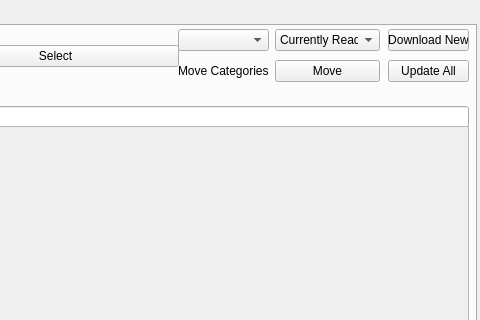
Qt form gui.ui (ynjason/personal-mangadex-list) before a commit; both pictures show x 324 to 804 and y 0 to 320 of the 804 by 626 pixel window.
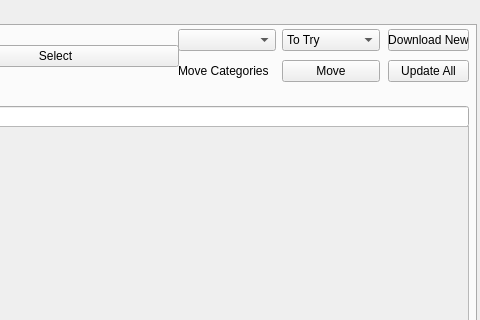
The same form after that commit. The open tabs and pages were chosen to show the change.

Commit message: done with buttons need to work on reader now

```diff
--- a/gui.ui
+++ b/gui.ui
@@ -114,7 +114,7 @@
          </property>
          <item>
           <property name="text">
-           <string>Currently Reading</string>
+           <string>To Try</string>
           </property>
          </item>
          <item>
```
Left out of the diff: 6 changed lines with no effect on the pictures. The commit also changes 7 other files.
